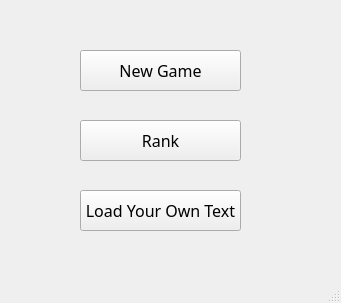
qaz5823091/EnglishTypingGame, file menu.ui: the form before one commit.
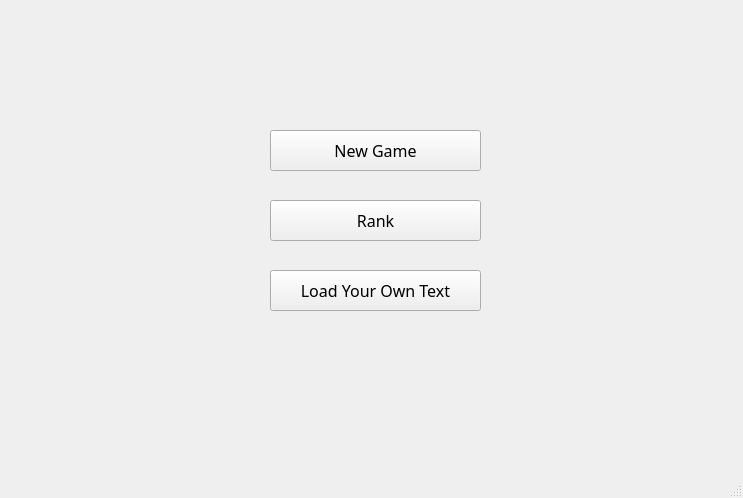
The form after the commit.

The edit to the form file:
```diff
--- a/menu.ui
+++ b/menu.ui
@@ -6,8 +6,8 @@
    <rect>
     <x>0</x>
     <y>0</y>
-    <width>341</width>
-    <height>303</height>
+    <width>743</width>
+    <height>498</height>
    </rect>
   </property>
   <property name="windowTitle">
@@ -17,9 +17,9 @@
    <widget class="QPushButton" name="pushButton">
     <property name="geometry">
      <rect>
-      <x>80</x>
-      <y>50</y>
-      <width>161</width>
+      <x>270</x>
+      <y>130</y>
+      <width>211</width>
       <height>41</height>
      </rect>
     </property>
@@ -36,9 +36,9 @@
    <widget class="QPushButton" name="pushButton_2">
     <property name="geometry">
      <rect>
-      <x>80</x>
-      <y>120</y>
-      <width>161</width>
+      <x>270</x>
+      <y>200</y>
+      <width>211</width>
       <height>41</height>
      </rect>
     </property>
@@ -55,9 +55,9 @@
    <widget class="QPushButton" name="pushButton_3">
     <property name="geometry">
      <rect>
-      <x>80</x>
-      <y>190</y>
-      <width>161</width>
+      <x>270</x>
+      <y>270</y>
+      <width>211</width>
       <height>41</height>
      </rect>
     </property>
```
Left out of the diff: 4 changed lines with no effect on the pictures.
